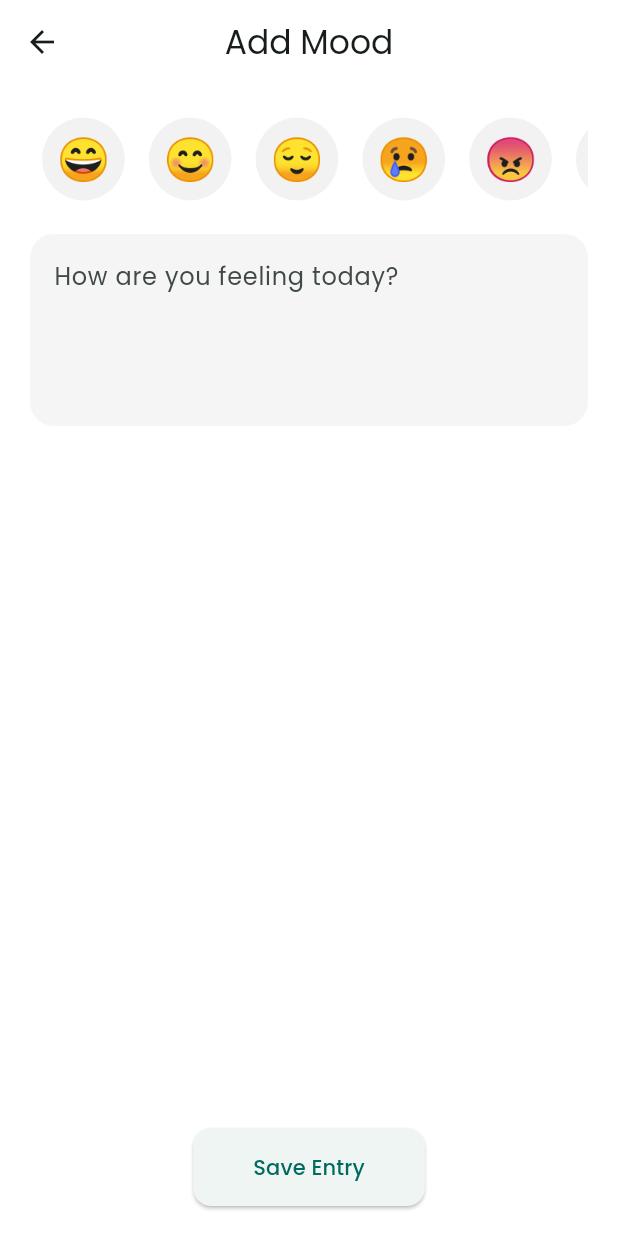
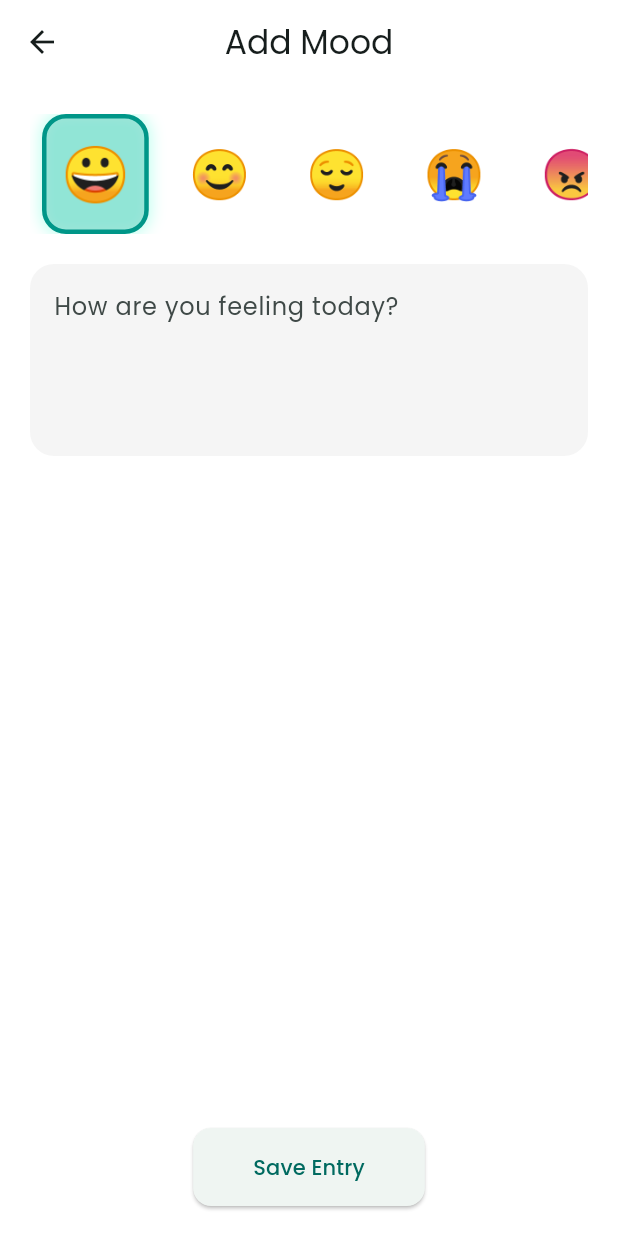
Before and after one commit to greyscriptdg/MindRipple_UI, a Flutter app: the AddMoodScreen screen opened directly, on a phone screen of 412 x 824 dp. Run offline on Flutter 3.47's test engine with Material 3 defaults, Android fonts, the phone set to English and light mode, and no system bars; our stand-ins replace google_fonts.

Commit message:
fix: remove duplicate emoji from Add Mood screen slider (#3)
Cleaned up emoji list to avoid repetition and improve selection UX.

```diff
--- a/lib/components/emoji_slider.dart
+++ b/lib/components/emoji_slider.dart
@@ -1,32 +1,84 @@
 import 'package:flutter/material.dart';
 
-class EmojiSlider extends StatelessWidget {
+class EmojiSlider extends StatefulWidget {
   final Function(String) onChanged;
 
-  EmojiSlider({super.key, required this.onChanged});
+  const EmojiSlider({super.key, required this.onChanged});
 
-  final List<String> emojis = ["😄", "😊", "😌", "😢", "😠", "😭", "😴", "🤔", "😎"];
+  @override
+  State<EmojiSlider> createState() => _EmojiSliderState();
+}
+
+class _EmojiSliderState extends State<EmojiSlider> {
+  // Cleaned emoji list: No duplicates
+  final List<String> emojis = ["😀", "😊", "😌", "😭", "😠", "😡"];
+  String selectedEmoji = "😀";
+
+  @override
+  void initState() {
+    super.initState();
+    WidgetsBinding.instance.addPostFrameCallback((_) {
+      widget.onChanged(selectedEmoji);
+    });
+  }
 
   @override
   Widget build(BuildContext context) {
     return SizedBox(
-      height: 60,
+      height: 80,
       child: ListView.builder(
         scrollDirection: Axis.horizontal,
         itemCount: emojis.length,
         itemBuilder: (context, index) {
+          final emoji = emojis[index];
+          final isSelected = emoji == selectedEmoji;
+
           return GestureDetector(
-            onTap: () => onChanged(emojis[index]),
-            child: Container(
+            onTap: () {
+              setState(() {
+                selectedEmoji = emoji;
+              });
+              widget.onChanged(emoji);
+            },
+            child: AnimatedContainer(
+              duration: const Duration(milliseconds: 200),
+              curve: Curves.easeInOut,
               margin: const EdgeInsets.symmetric(horizontal: 8),
               padding: const EdgeInsets.all(10),
               decoration: BoxDecoration(
-                color: Theme.of(context).brightness == Brightness.dark
-                    ? Colors.white.withOpacity(0.05)
-                    : Colors.black.withOpacity(0.05),
-                shape: BoxShape.circle,
+                color: isSelected
+                    ? Theme.of(context).brightness == Brightness.dark
+                        ? Colors.tealAccent.withOpacity(0.3)
+                        : Colors.teal.withOpacity(0.25)
+                    : Colors.transparent,
+                borderRadius: BorderRadius.circular(16),
+                border: isSelected
+                    ? Border.all(
+                        color: Theme.of(context).brightness == Brightness.dark
+                            ? Colors.tealAccent
+                            : Colors.teal,
+                        width: 3,
+                      )
+                    : Border.all(color: Colors.transparent, width: 1),
+                boxShadow: isSelected
+                    ? [
+                        BoxShadow(
+                          color: Colors.tealAccent.withOpacity(0.4),
+                          blurRadius: 8,
+                          spreadRadius: 1,
+                        ),
+                      ]
+                    : [],
               ),
-              child: Text(emojis[index], style: const TextStyle(fontSize: 28)),
+              child: Center(
+                child: Text(
+                  emoji,
+                  style: TextStyle(
+                    fontSize: isSelected ? 36 : 32,
+                    fontWeight: isSelected ? FontWeight.bold : FontWeight.normal,
+                  ),
+                ),
+              ),
             ),
           );
         },
```
Also changed, not shown: 186 other files.
